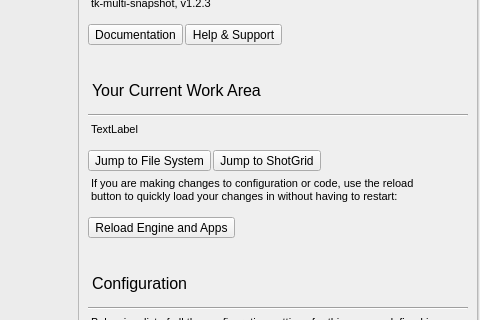
First picture: the form in python/tk-core/python/tank/platform/qt/tank_dialog.ui, repository shotgunsoftware/tk-framework-desktopstartup, before the edit; both pictures show x 399 to 879 and y 113 to 433 of the 879 by 551 pixel window.
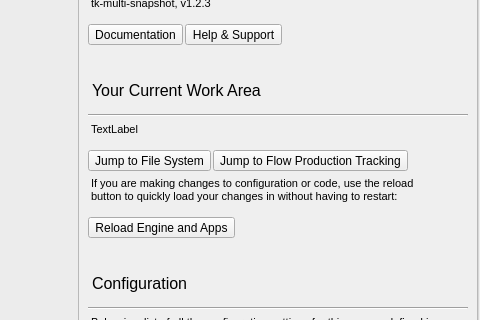
Second picture: the form after the edit. The open tabs and pages were chosen to show the change. Icons and pictures are not drawn.

```diff
--- a/python/tk-core/python/tank/platform/qt/tank_dialog.ui
+++ b/python/tk-core/python/tank/platform/qt/tank_dialog.ui
@@ -550,7 +550,7 @@
                 <item>
                  <widget class="QToolButton" name="btn_shotgun">
                   <property name="text">
-                   <string>Jump to ShotGrid</string>
+                   <string>Jump to Flow Production Tracking</string>
                   </property>
                  </widget>
                 </item>
```
